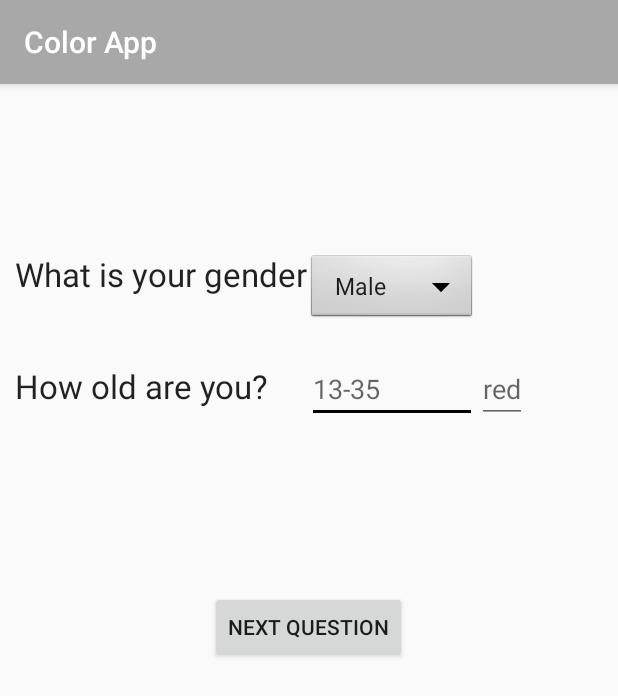
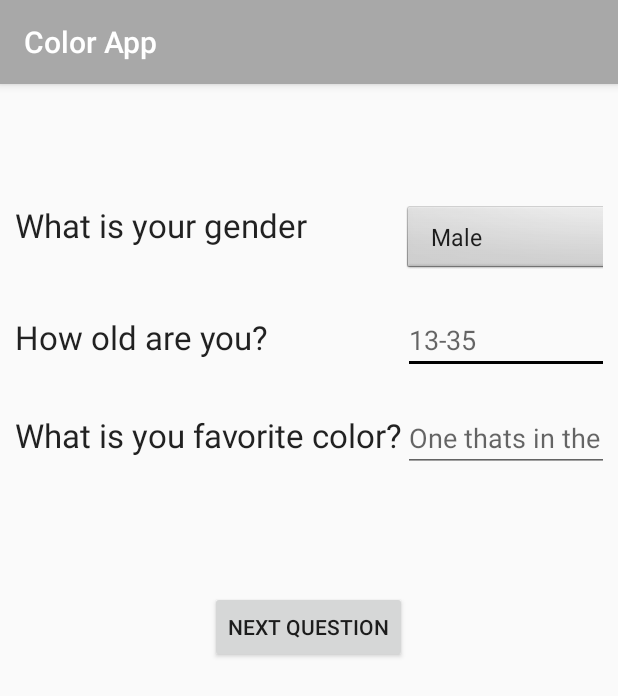
Before and after one commit to bustosalex/color-app, an Android app: the QuestionActivity screen opened directly, with no data from a screen before it, after a tap on "NEXT QUESTION", on a phone screen of 412 x 824 dp. Shown: the top 696 px of the screen. Run offline under Robolectric (Android 15) with nearby library versions, the phone set to English and light mode, and no system bars.

Commit message:
The app is functional just need to make small changes to the UI

```diff
--- a/app/src/main/java/com/example/alex/colorapp/QuestionActivity.java
+++ b/app/src/main/java/com/example/alex/colorapp/QuestionActivity.java
@@ -48,7 +48,7 @@ public class QuestionActivity extends AppCompatActivity implements AdapterView.O
     }
 
     private void beginQuiz(View v) {
-        if(conditionsAreMet()==true) {
+        if(conditionsAreMet()) {
             String userAge = age.getText().toString();
             String userGender = spinner.getSelectedItem().toString();
             String userFavoriteColor = favoriteColor.getText().toString();
@@ -63,7 +63,7 @@ public class QuestionActivity extends AppCompatActivity implements AdapterView.O
     private boolean conditionsAreMet() {
         boolean next = false;
         if (!age.getText().toString().isEmpty() && Integer.parseInt(age.getText().toString())>=13
-                && Integer.parseInt(age.getText().toString())<=38)
+                && Integer.parseInt(age.getText().toString())<=50 && !favoriteColor.getText().toString().isEmpty())
             next = true;
 
         return next;
--- a/app/src/main/java/com/example/alex/colorapp/ServerRequest.java
+++ b/app/src/main/java/com/example/alex/colorapp/ServerRequest.java
@@ -69,7 +69,7 @@ public class ServerRequest {
             dataToSend.add(new BasicNameValuePair("gender", user.getGender()));
             Log.d("GenderBeingSent", user.getGender());
             dataToSend.add(new BasicNameValuePair("age", user.getAge() + ""));
-            dataToSend.add(new BasicNameValuePair("favoriteColor", user.getFavoriteColor()));
+            dataToSend.add(new BasicNameValuePair("favColor", user.getFavoriteColor()));
             Iterator iterator = user.getHashMap().entrySet().iterator();
             while(iterator.hasNext()){
                 Map.Entry pair = (Map.Entry) iterator.next();
--- a/app/src/main/res/layout/last_question.xml
+++ b/app/src/main/res/layout/last_question.xml
@@ -31,11 +31,21 @@
             <EditText
                 android:id="@+id/editAge"
                 android:hint="13-35"
+                android:inputType="number"
                 />
+
+        </TableRow>
+        <TableRow
+            android:layout_margin="10dp"
+            android:layout_gravity="center_horizontal">
+            <TextView
+                android:text="What is you favorite color?"
+                android:textAppearance="@style/Base.TextAppearance.AppCompat.Large"/>
             <EditText
                 android:id="@+id/editFavColor"
-                android:hint="red"
+                android:hint="One thats in the Rainbow"
                 />
+
         </TableRow>
 
     </TableLayout>
```
